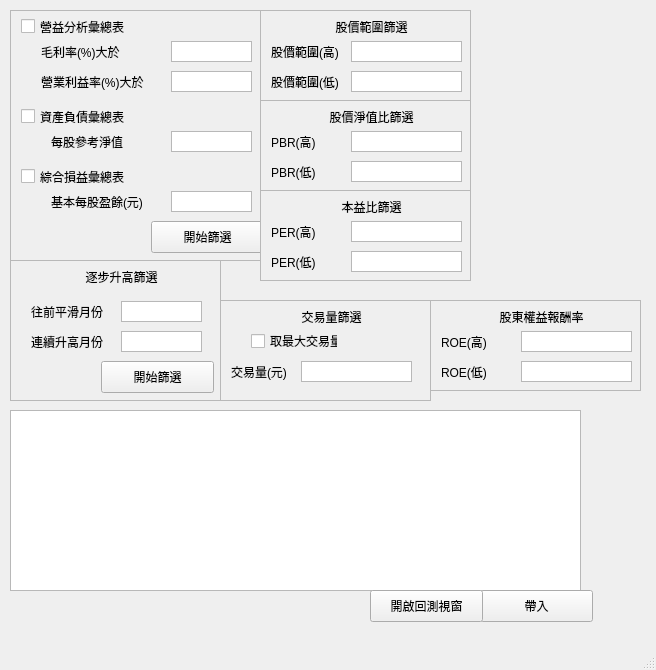
Qt form UI_pick.ui (bjioljlo/StockHistory) before a commit.
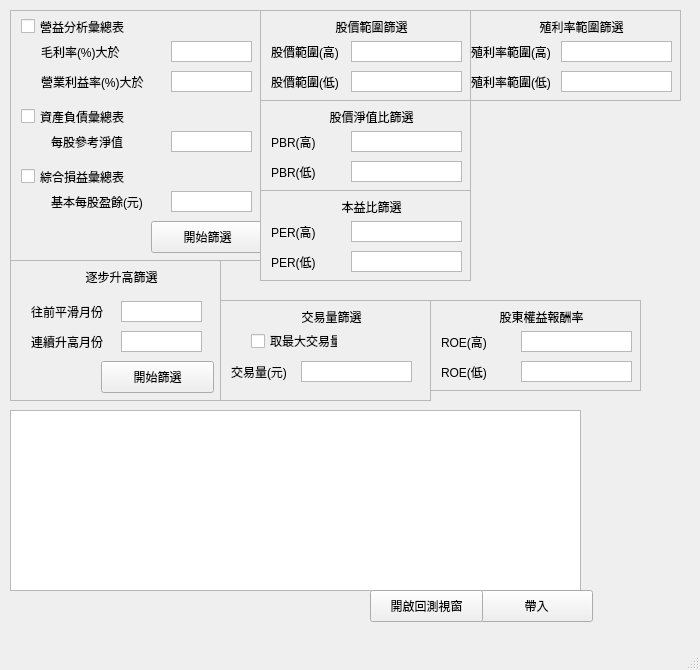
The same form after that commit.

Commit message: 殖利率篩選完成

Diff of the .ui file:
```diff
--- a/UI_pick.ui
+++ b/UI_pick.ui
@@ -6,7 +6,7 @@
    <rect>
     <x>0</x>
     <y>0</y>
-    <width>656</width>
+    <width>700</width>
     <height>670</height>
    </rect>
   </property>
@@ -820,6 +820,103 @@
      </widget>
     </widget>
    </widget>
+   <widget class="QScrollArea" name="scrollArea_8">
+    <property name="geometry">
+     <rect>
+      <x>470</x>
+      <y>10</y>
+      <width>211</width>
+      <height>91</height>
+     </rect>
+    </property>
+    <property name="widgetResizable">
+     <bool>true</bool>
+    </property>
+    <widget class="QWidget" name="scrollAreaWidgetContents_8">
+     <property name="geometry">
+      <rect>
+       <x>0</x>
+       <y>0</y>
+       <width>209</width>
+       <height>89</height>
+      </rect>
+     </property>
+     <widget class="QTextEdit" name="input_yiled_high">
+      <property name="geometry">
+       <rect>
+        <x>90</x>
+        <y>30</y>
+        <width>111</width>
+        <height>21</height>
+       </rect>
+      </property>
+      <property name="verticalScrollBarPolicy">
+       <enum>Qt::ScrollBarAlwaysOff</enum>
+      </property>
+      <property name="horizontalScrollBarPolicy">
+       <enum>Qt::ScrollBarAlwaysOff</enum>
+      </property>
+     </widget>
+     <widget class="QLabel" name="label_22">
+      <property name="geometry">
+       <rect>
+        <x>0</x>
+        <y>30</y>
+        <width>101</width>
+        <height>21</height>
+       </rect>
+      </property>
+      <property name="text">
+       <string>殖利率範圍(高)</string>
+      </property>
+     </widget>
+     <widget class="QLabel" name="label_23">
+      <property name="geometry">
+       <rect>
+        <x>60</x>
+        <y>0</y>
+        <width>101</width>
+        <height>31</height>
+       </rect>
+      </property>
+      <property name="text">
+       <string>殖利率範圍篩選</string>
+      </property>
+      <property name="alignment">
+       <set>Qt::AlignCenter</set>
+      </property>
+     </widget>
+     <widget class="QLabel" name="label_24">
+      <property name="geometry">
+       <rect>
+        <x>0</x>
+        <y>60</y>
+        <width>101</width>
+        <height>21</height>
+       </rect>
+      </property>
+      <property name="text">
+       <string>殖利率範圍(低)</string>
+      </property>
+     </widget>
+     <widget class="QTextEdit" name="input_yiled_low">
+      <property name="geometry">
+       <rect>
+        <x>90</x>
+        <y>60</y>
+        <width>111</width>
+        <height>21</height>
+       </rect>
+      </property>
+      <property name="verticalScrollBarPolicy">
+       <enum>Qt::ScrollBarAlwaysOff</enum>
+      </property>
+      <property name="horizontalScrollBarPolicy">
+       <enum>Qt::ScrollBarAlwaysOff</enum>
+      </property>
+     </widget>
+    </widget>
+   </widget>
   </widget>
   <widget class="QMenuBar" name="menubar">
    <property name="geometry">
```
Left out of the diff: 2 changed lines with no effect on the pictures. The commit also changes 5 other files.
